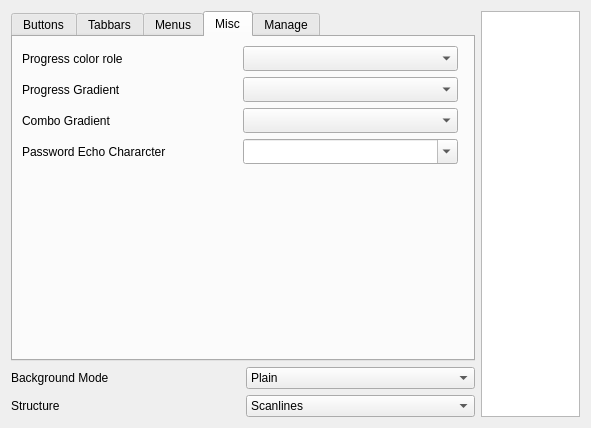
deiv/bespin-pkg, file config/config.ui: the form before one commit.
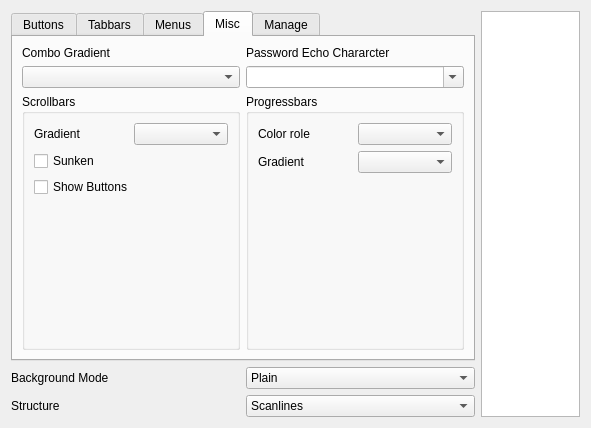
The form after the commit. The open tabs and pages were chosen to show the change.

Commit message: opened more options, added sunken scrollbars like on latest oxygen mocks

```diff
--- a/config/config.ui
+++ b/config/config.ui
@@ -131,13 +131,6 @@
          </item>
         </widget>
        </item>
-       <item row="7" column="0" colspan="3" >
-        <widget class="QCheckBox" name="showScrollButtons" >
-         <property name="text" >
-          <string>Show Scrollbar Buttons</string>
-         </property>
-        </widget>
-       </item>
        <item row="8" column="0" colspan="2" >
         <spacer>
          <property name="orientation" >
@@ -388,101 +381,120 @@
       <attribute name="title" >
        <string>Misc</string>
       </attribute>
-      <widget class="QLabel" name="label_3" >
-       <property name="geometry" >
-        <rect>
-         <x>9</x>
-         <y>9</y>
-         <width>215</width>
-         <height>25</height>
-        </rect>
-       </property>
-       <property name="text" >
-        <string>Progress color role</string>
-       </property>
-      </widget>
-      <widget class="QComboBox" name="crProgressBar" >
-       <property name="geometry" >
-        <rect>
-         <x>230</x>
-         <y>9</y>
-         <width>215</width>
-         <height>25</height>
-        </rect>
-       </property>
-      </widget>
-      <widget class="QLabel" name="label_13" >
-       <property name="geometry" >
-        <rect>
-         <x>9</x>
-         <y>40</y>
-         <width>215</width>
-         <height>25</height>
-        </rect>
-       </property>
-       <property name="text" >
-        <string>Progress Gradient</string>
-       </property>
-      </widget>
-      <widget class="QComboBox" name="gradProgress" >
-       <property name="geometry" >
-        <rect>
-         <x>230</x>
-         <y>40</y>
-         <width>215</width>
-         <height>25</height>
-        </rect>
-       </property>
-      </widget>
-      <widget class="QLabel" name="label_12" >
-       <property name="geometry" >
-        <rect>
-         <x>9</x>
-         <y>71</y>
-         <width>215</width>
-         <height>25</height>
-        </rect>
-       </property>
-       <property name="text" >
-        <string>Combo Gradient</string>
-       </property>
-      </widget>
-      <widget class="QComboBox" name="gradChoose" >
-       <property name="geometry" >
-        <rect>
-         <x>230</x>
-         <y>71</y>
-         <width>215</width>
-         <height>25</height>
-        </rect>
-       </property>
-      </widget>
-      <widget class="QLabel" name="label_17" >
-       <property name="geometry" >
-        <rect>
-         <x>9</x>
-         <y>102</y>
-         <width>215</width>
-         <height>25</height>
-        </rect>
-       </property>
-       <property name="text" >
-        <string>Password Echo Chararcter</string>
-       </property>
-      </widget>
-      <widget class="QComboBox" name="pwEchoChar" >
-       <property name="geometry" >
-        <rect>
-         <x>230</x>
-         <y>102</y>
-         <width>215</width>
-         <height>25</height>
-        </rect>
-       </property>
-       <property name="editable" >
-        <bool>true</bool>
-       </property>
-      </widget>
+      <layout class="QGridLayout" >
+       <item row="0" column="0" >
+        <widget class="QLabel" name="label_12" >
+         <property name="text" >
+          <string>Combo Gradient</string>
+         </property>
+        </widget>
+       </item>
+       <item row="0" column="1" >
+        <widget class="QLabel" name="label_17" >
+         <property name="text" >
+          <string>Password Echo Chararcter</string>
+         </property>
+        </widget>
+       </item>
+       <item row="1" column="0" >
+        <widget class="QComboBox" name="gradChoose" />
+       </item>
+       <item row="1" column="1" >
+        <widget class="QComboBox" name="pwEchoChar" >
+         <property name="editable" >
+          <bool>true</bool>
+         </property>
+        </widget>
+       </item>
+       <item row="2" column="0" >
+        <widget class="QGroupBox" name="groupBox" >
+         <property name="title" >
+          <string>Scrollbars</string>
+         </property>
+         <layout class="QGridLayout" >
+          <item row="0" column="0" >
+           <widget class="QLabel" name="label_18" >
+            <property name="text" >
+             <string>Gradient</string>
+            </property>
+           </widget>
+          </item>
+          <item row="0" column="1" >
+           <widget class="QComboBox" name="gradScroll" />
+          </item>
+          <item row="1" column="0" colspan="2" >
+           <widget class="QCheckBox" name="scrollSunken" >
+            <property name="text" >
+             <string>Sunken</string>
+            </property>
+           </widget>
+          </item>
+          <item row="2" column="0" colspan="2" >
+           <widget class="QCheckBox" name="showScrollButtons" >
+            <property name="text" >
+             <string>Show Buttons</string>
+            </property>
+           </widget>
+          </item>
+          <item row="3" column="0" colspan="2" >
+           <spacer>
+            <property name="orientation" >
+             <enum>Qt::Vertical</enum>
+            </property>
+            <property name="sizeHint" >
+             <size>
+              <width>20</width>
+              <height>40</height>
+             </size>
+            </property>
+           </spacer>
+          </item>
+         </layout>
+        </widget>
+       </item>
+       <item row="2" column="1" >
+        <widget class="QGroupBox" name="groupBox_3" >
+         <property name="title" >
+          <string>Progressbars</string>
+         </property>
+         <layout class="QGridLayout" >
+          <item row="0" column="0" >
+           <widget class="QLabel" name="label_3" >
+            <property name="text" >
+             <string>Color role</string>
+            </property>
+           </widget>
+          </item>
+          <item row="0" column="1" >
+           <widget class="QComboBox" name="crProgressBar" />
+          </item>
+          <item row="1" column="0" >
+           <widget class="QLabel" name="label_13" >
+            <property name="text" >
+             <string>Gradient</string>
+            </property>
+           </widget>
+          </item>
+          <item row="1" column="1" >
+           <widget class="QComboBox" name="gradProgress" />
+          </item>
+          <item row="2" column="0" colspan="2" >
+           <spacer>
+            <property name="orientation" >
+             <enum>Qt::Vertical</enum>
+            </property>
+            <property name="sizeHint" >
+             <size>
+              <width>20</width>
+              <height>40</height>
+             </size>
+            </property>
+           </spacer>
+          </item>
+         </layout>
+        </widget>
+       </item>
+      </layout>
      </widget>
      <widget class="QWidget" name="Seite_3" >
       <attribute name="title" >
```
Left out of the diff: 2 changed lines with no effect on the pictures. The commit also changes 11 other files.
